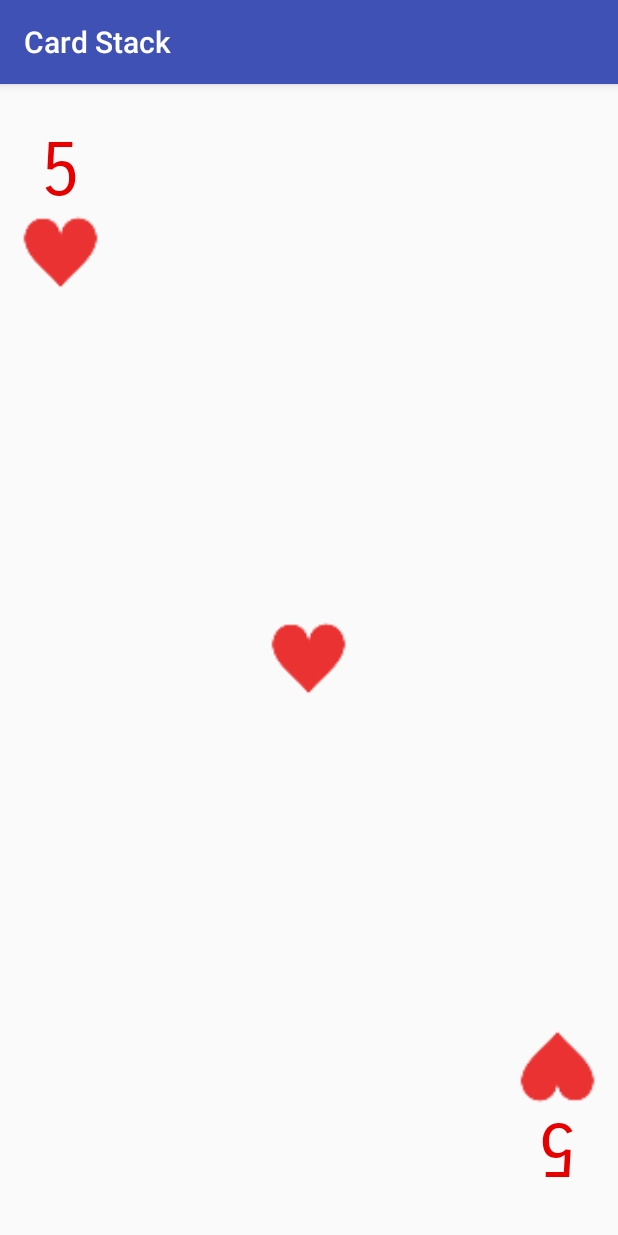
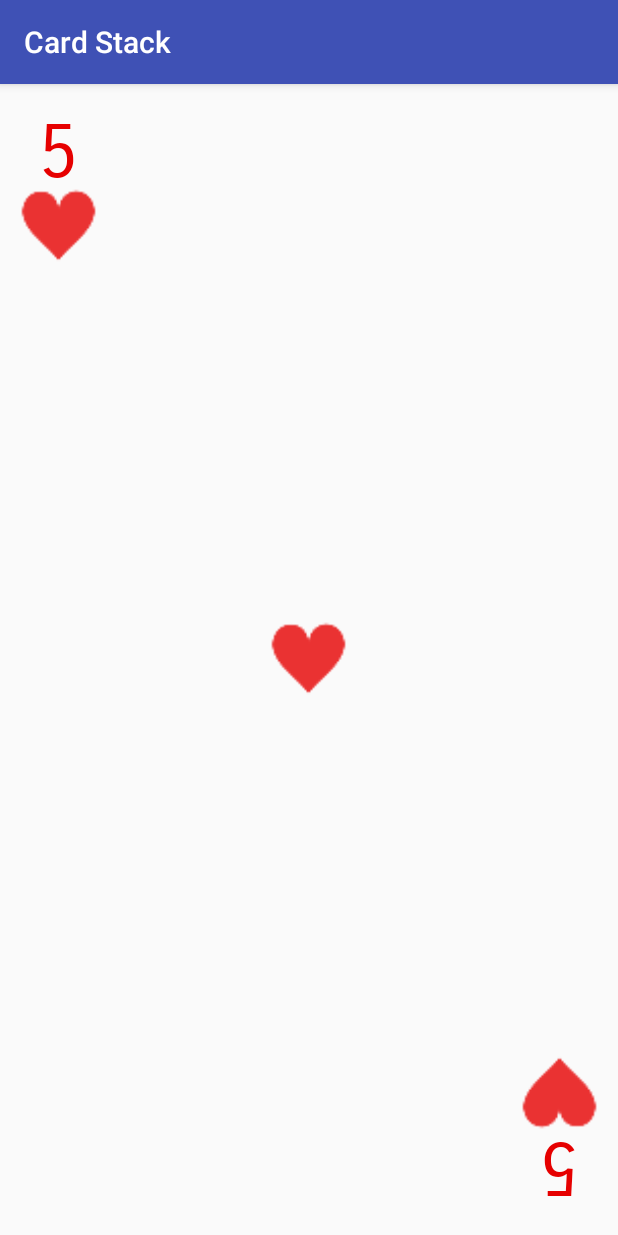
Before and after one commit to ChapmanCPSC356Fall2017/card-stack-upegu100, an Android app: the screen it shows after launch (MainActivity), on a phone screen of 412 x 824 dp. Run offline under Robolectric (Android 15) with nearby library versions, the light colour scheme and no system bars.

Commit message:
Expanded Frame layout.

```diff
--- a/CardStack/app/src/main/java/edu/chapman/cpsc356/cardstack/MainActivity.java
+++ b/CardStack/app/src/main/java/edu/chapman/cpsc356/cardstack/MainActivity.java
@@ -22,7 +22,7 @@ public class MainActivity extends AppCompatActivity {
     protected void onCreate(Bundle savedInstanceState)
     {
         super.onCreate(savedInstanceState);
-        setContentView(R.layout.linear_layout);
+        setContentView(R.layout.frame_layout);
 
         this.upperNumTextView = (TextView) findViewById(R.id.tv_upperNumber);
         this.lowerNumTextView = (TextView) findViewById(R.id.tv_lowerNumber);
--- a/CardStack/app/src/main/res/layout/frame_layout.xml
+++ b/CardStack/app/src/main/res/layout/frame_layout.xml
@@ -3,44 +3,75 @@
     xmlns:android="http://schemas.android.com/apk/res/android"
     android:orientation="vertical"
     android:layout_width="match_parent"
-    android:layout_height="match_parent">
+    android:layout_height="match_parent"
+    android:onClick="onScreenClick">
+
+    <FrameLayout
+        android:layout_width="match_parent"
+        android:layout_height="wrap_content">
 
         <TextView
             android:id="@+id/tv_upperNumber"
             android:layout_width="wrap_content"
             android:layout_height="wrap_content"
             android:text="A"
-        android:textSize="20sp"
-        android:fontFamily="sans-serif-smallcaps"/>
+            android:textSize="50sp"
+            android:fontFamily="sans-serif-smallcaps"
+            android:layout_gravity="left"
+            android:layout_marginLeft="25dp"
+            android:layout_marginTop="15dp"/>
 
         <ImageView
             android:id="@+id/iv_upperSuit"
-        android:layout_width="wrap_content"
-        android:layout_height="wrap_content"
-        android:src="@drawable/heart_image"/>
+            android:layout_width="50dp"
+            android:layout_height="50dp"
+            android:scaleX="1.3"
+            android:scaleY="1.3"
+            android:src="@drawable/heart_image"
+            android:layout_gravity="left"
+            android:layout_marginTop="70dp"
+            android:layout_marginLeft="14dp"/>
+
+    </FrameLayout>
 
     <ImageView
         android:id="@+id/iv_centerSuit"
-        android:layout_width="wrap_content"
-        android:layout_height="wrap_content"
+        android:layout_width="50dp"
+        android:layout_height="50dp"
+        android:scaleX="1.3"
+        android:scaleY="1.3"
         android:src="@drawable/heart_image"
         android:layout_gravity="center"/>
 
+    <FrameLayout
+        android:layout_width="match_parent"
+        android:layout_height="wrap_content"
+        android:layout_gravity="bottom">
+
         <ImageView
             android:id="@+id/iv_lowerSuit"
-        android:layout_width="wrap_content"
-        android:layout_height="wrap_content"
+            android:layout_width="50dp"
+            android:layout_height="50dp"
+            android:scaleX="1.3"
+            android:scaleY="1.3"
             android:src="@drawable/heart_image"
-        android:rotation="180"/>
+            android:rotation="180"
+            android:layout_gravity="right"
+            android:layout_marginRight="14dp"/>
 
         <TextView
             android:id="@+id/tv_lowerNumber"
             android:layout_width="wrap_content"
             android:layout_height="wrap_content"
             android:text="A"
-        android:textSize="20sp"
-        android:layout_gravity="center"
+            android:textSize="50sp"
             android:rotation="180"
-        android:fontFamily="sans-serif-smallcaps"/>
+            android:fontFamily="sans-serif-smallcaps"
+            android:layout_gravity="right"
+            android:layout_marginRight="25dp"
+            android:layout_marginBottom="15dp"
+            android:layout_marginTop="45dp"/>
 
     </FrameLayout>
+
+</FrameLayout>
```
Lines whose indentation alone changed are shown as unchanged.
